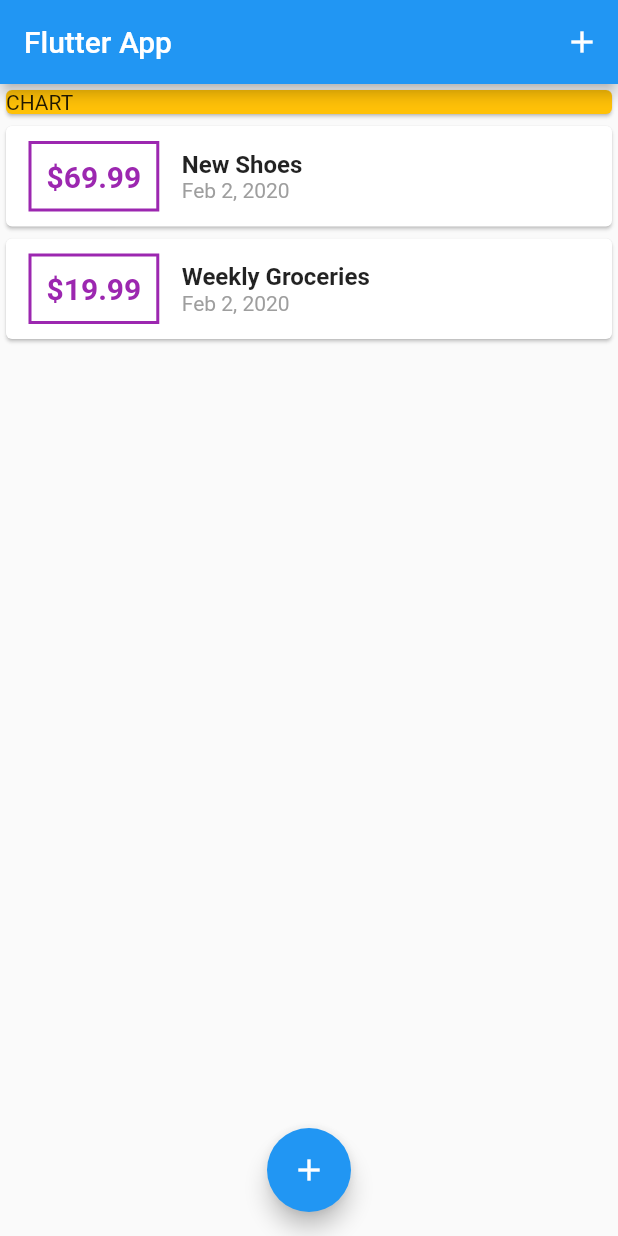
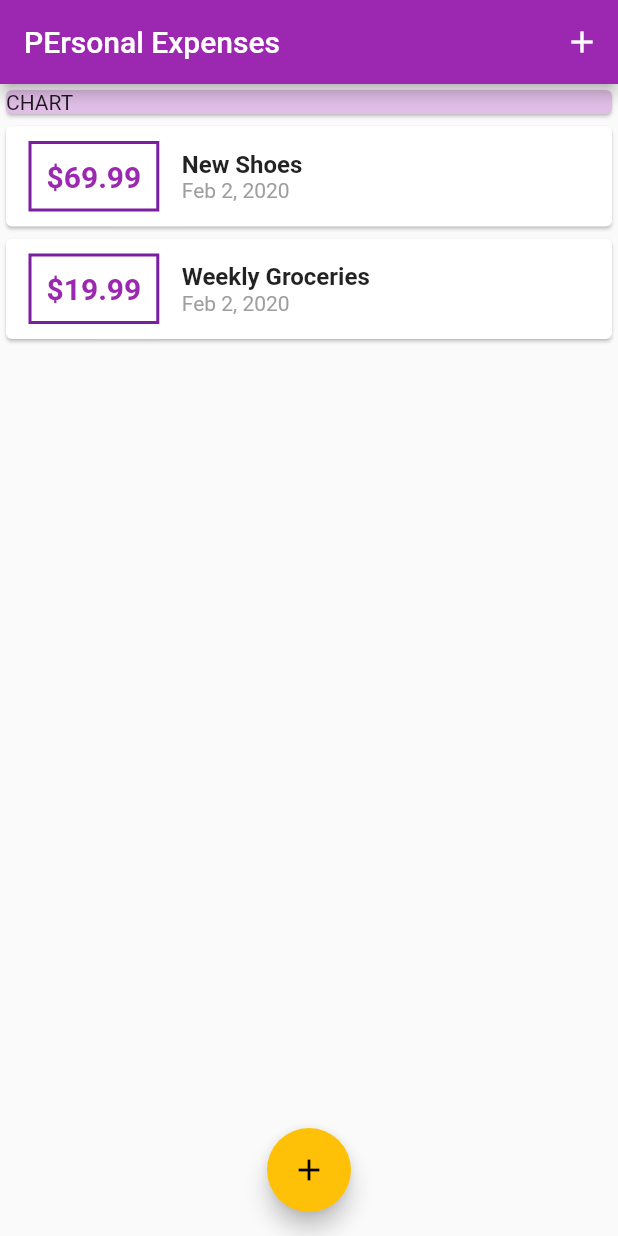
Before and after one commit to ahoulgour/personal_expenses_app, a Flutter app: the screen it shows after launch, on a phone screen of 412 x 824 dp. Run offline on Flutter 3.47's test engine with Material 2 defaults, Android fonts, the phone set to English and light mode, and no system bars.

Commit message:
adding a theme

```diff
--- a/lib/main.dart
+++ b/lib/main.dart
@@ -9,8 +9,12 @@ class MyApp extends StatelessWidget {
   @override
   Widget build(BuildContext context) {
     return MaterialApp(
-      title: 'Flutter App',
+      title: 'Personal Expenses',
       home: MyHomePage(),
+      theme: ThemeData(
+        primarySwatch: Colors.purple,
+        accentColor: Colors.amber,
+      ),
     );
   }
 }
@@ -74,7 +78,7 @@ class _MyHomePageState extends State<MyHomePage> {
   Widget build(BuildContext context) {
     return Scaffold(
       appBar: AppBar(
-        title: Text('Flutter App'),
+        title: Text('PErsonal Expenses'),
         actions: <Widget>[
           IconButton(
             icon: Icon(Icons.add),
@@ -93,7 +97,7 @@ class _MyHomePageState extends State<MyHomePage> {
                 // usamos Container para poder darle width ya que Column y Card solo expanden segun sus hijos
                 width: double.infinity,
                 child: Card(
-                  color: Colors.amber,
+                  color: Theme.of(context).primaryColorLight,
                   child: Text('CHART'),
                 ),
               ),
--- a/lib/widgets/transaction_list.dart
+++ b/lib/widgets/transaction_list.dart
@@ -23,7 +23,7 @@ class TransactionList extends StatelessWidget {
                   ),
                   decoration: BoxDecoration(
                     border: Border.all(
-                      color: Colors.purple,
+                      color: Theme.of(context).primaryColorDark,
                       width: 2,
                     ),
                   ),
```
